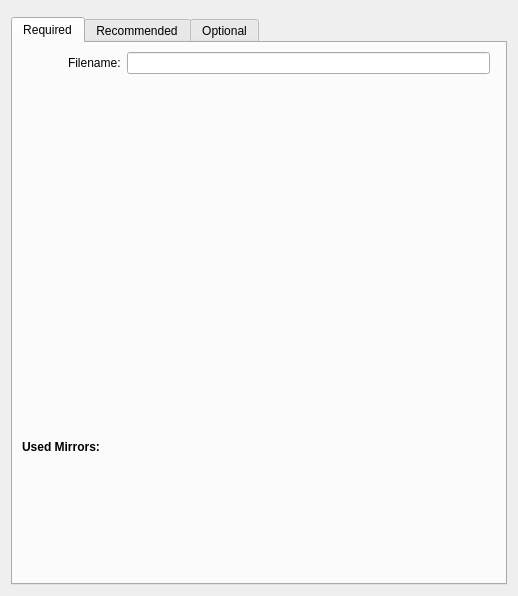
KDE/kget, file ui/metalinkcreator/filedlg.ui: the form before one commit.
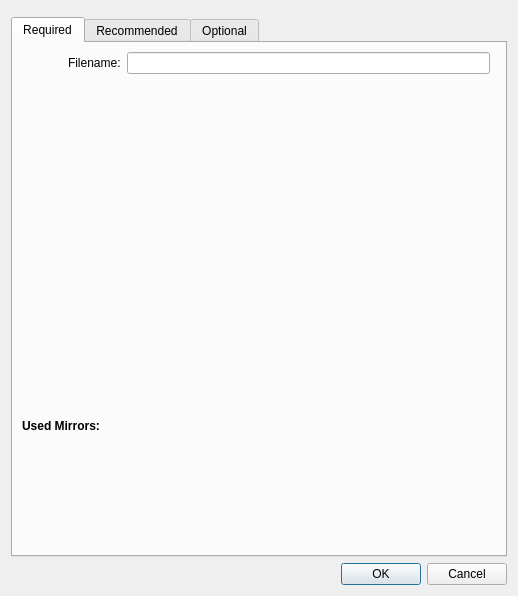
The form after the commit. Custom widgets are drawn as their Qt base class.

Commit message: Port a number of dialogs to QDialog

```diff
--- a/ui/metalinkcreator/filedlg.ui
+++ b/ui/metalinkcreator/filedlg.ui
@@ -219,13 +219,20 @@
      </widget>
     </widget>
    </item>
+   <item>
+    <widget class="QDialogButtonBox" name="buttonBox">
+     <property name="standardButtons">
+      <set>QDialogButtonBox::Cancel|QDialogButtonBox::Ok</set>
+     </property>
+    </widget>
+   </item>
   </layout>
  </widget>
  <customwidgets>
   <customwidget>
-   <class>KLineEdit</class>
+   <class>KRestrictedLine</class>
    <extends>QLineEdit</extends>
-   <header>klineedit.h</header>
+   <header>krestrictedline.h</header>
   </customwidget>
   <customwidget>
    <class>KTabWidget</class>
@@ -234,9 +241,9 @@
    <container>1</container>
   </customwidget>
   <customwidget>
-   <class>KRestrictedLine</class>
-   <extends>KLineEdit</extends>
-   <header>krestrictedline.h</header>
+   <class>KLineEdit</class>
+   <extends>QLineEdit</extends>
+   <header>klineedit.h</header>
   </customwidget>
   <customwidget>
    <class>KMessageWidget</class>
```
The commit also changes 19 other files.
